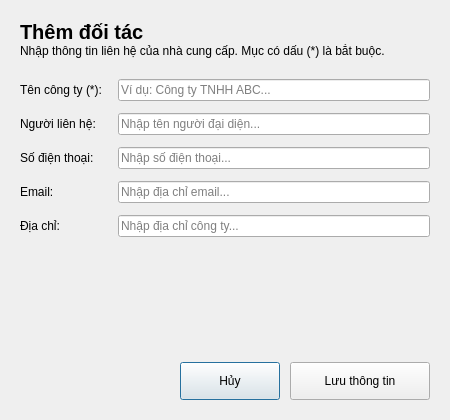
Before: the Qt Designer form src/gui/supplier_dialog.ui in letrankhang/Supermarket_Manager, drawn with Qt 5.
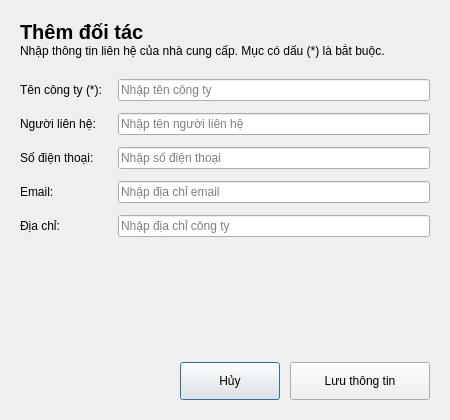
After: the same form once the commit is applied. Icons and pictures are not drawn.

Patch:
```diff
--- a/src/gui/supplier_dialog.ui
+++ b/src/gui/supplier_dialog.ui
@@ -524,19 +524,19 @@
      <property name="verticalSpacing"><number>12</number></property>
 
      <item row="0" column="0"><widget class="QLabel" name="label"><property name="text"><string>Tên công ty (*):</string></property></widget></item>
-     <item row="0" column="1"><widget class="QLineEdit" name="txtCompanyName"><property name="placeholderText"><string>Ví dụ: Công ty TNHH ABC...</string></property></widget></item>
+     <item row="0" column="1"><widget class="QLineEdit" name="txtCompanyName"><property name="placeholderText"><string>Nhập tên công ty</string></property></widget></item>
 
      <item row="1" column="0"><widget class="QLabel" name="label_2"><property name="text"><string>Người liên hệ:</string></property></widget></item>
-     <item row="1" column="1"><widget class="QLineEdit" name="txtContactName"><property name="placeholderText"><string>Nhập tên người đại diện...</string></property></widget></item>
+     <item row="1" column="1"><widget class="QLineEdit" name="txtContactName"><property name="placeholderText"><string>Nhập tên người liên hệ</string></property></widget></item>
 
      <item row="2" column="0"><widget class="QLabel" name="label_3"><property name="text"><string>Số điện thoại:</string></property></widget></item>
-     <item row="2" column="1"><widget class="QLineEdit" name="txtPhone"><property name="placeholderText"><string>Nhập số điện thoại...</string></property></widget></item>
+     <item row="2" column="1"><widget class="QLineEdit" name="txtPhone"><property name="placeholderText"><string>Nhập số điện thoại</string></property></widget></item>
 
      <item row="3" column="0"><widget class="QLabel" name="label_4"><property name="text"><string>Email:</string></property></widget></item>
-     <item row="3" column="1"><widget class="QLineEdit" name="txtEmail"><property name="placeholderText"><string>Nhập địa chỉ email...</string></property></widget></item>
+     <item row="3" column="1"><widget class="QLineEdit" name="txtEmail"><property name="placeholderText"><string>Nhập địa chỉ email</string></property></widget></item>
 
      <item row="4" column="0"><widget class="QLabel" name="label_5"><property name="text"><string>Địa chỉ:</string></property></widget></item>
-     <item row="4" column="1"><widget class="QLineEdit" name="txtAddress"><property name="placeholderText"><string>Nhập địa chỉ công ty...</string></property></widget></item>
+     <item row="4" column="1"><widget class="QLineEdit" name="txtAddress"><property name="placeholderText"><string>Nhập địa chỉ công ty</string></property></widget></item>
     </layout>
    </item>
    <item>
```
